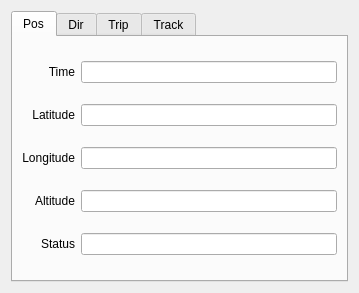
The window that qtpedometer.ui (wolfmanjm/qtpedometer) describes before a commit, drawn with Qt 5.
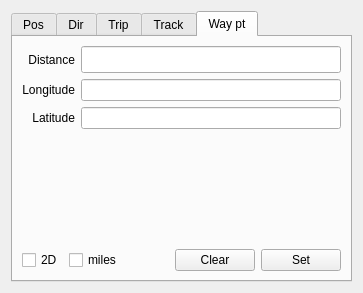
The same window after the commit.

Commit message: Added waypoint and distance to that waypoint

Patch:
```diff
--- a/qtpedometer.ui
+++ b/qtpedometer.ui
@@ -14,7 +14,7 @@
    <item row="0" column="0" >
     <widget class="QTabWidget" name="tabWidget" >
      <property name="currentIndex" >
-      <number>0</number>
+      <number>4</number>
      </property>
      <widget class="QWidget" name="tab_3" >
       <attribute name="title" >
@@ -355,6 +355,131 @@
        </item>
       </layout>
      </widget>
+     <widget class="QWidget" name="tab" >
+      <attribute name="title" >
+       <string>Way pt</string>
+      </attribute>
+      <layout class="QVBoxLayout" >
+       <item>
+        <layout class="QGridLayout" >
+         <item row="0" column="0" >
+          <widget class="QLabel" name="label_13" >
+           <property name="text" >
+            <string>Distance</string>
+           </property>
+           <property name="alignment" >
+            <set>Qt::AlignRight|Qt::AlignTrailing|Qt::AlignVCenter</set>
+           </property>
+          </widget>
+         </item>
+         <item row="0" column="1" >
+          <widget class="QLineEdit" name="wayPointDistance" >
+           <property name="font" >
+            <font>
+             <pointsize>12</pointsize>
+            </font>
+           </property>
+           <property name="readOnly" >
+            <bool>true</bool>
+           </property>
+          </widget>
+         </item>
+         <item row="1" column="0" >
+          <widget class="QLabel" name="label_14" >
+           <property name="text" >
+            <string>Longitude</string>
+           </property>
+           <property name="alignment" >
+            <set>Qt::AlignRight|Qt::AlignTrailing|Qt::AlignVCenter</set>
+           </property>
+          </widget>
+         </item>
+         <item row="1" column="1" >
+          <widget class="QLineEdit" name="wayPtLongitude" >
+           <property name="readOnly" >
+            <bool>true</bool>
+           </property>
+          </widget>
+         </item>
+         <item row="2" column="0" >
+          <widget class="QLabel" name="label_15" >
+           <property name="text" >
+            <string>Latitude</string>
+           </property>
+           <property name="alignment" >
+            <set>Qt::AlignRight|Qt::AlignTrailing|Qt::AlignVCenter</set>
+           </property>
+          </widget>
+         </item>
+         <item row="2" column="1" >
+          <widget class="QLineEdit" name="wayPtLatitude" >
+           <property name="readOnly" >
+            <bool>true</bool>
+           </property>
+          </widget>
+         </item>
+        </layout>
+       </item>
+       <item>
+        <spacer>
+         <property name="orientation" >
+          <enum>Qt::Vertical</enum>
+         </property>
+         <property name="sizeHint" >
+          <size>
+           <width>319</width>
+           <height>81</height>
+          </size>
+         </property>
+        </spacer>
+       </item>
+       <item>
+        <layout class="QHBoxLayout" >
+         <item>
+          <widget class="QCheckBox" name="twoDCheck" >
+           <property name="text" >
+            <string>2D</string>
+           </property>
+          </widget>
+         </item>
+         <item>
+          <widget class="QCheckBox" name="wayMilesCheck" >
+           <property name="text" >
+            <string>miles</string>
+           </property>
+          </widget>
+         </item>
+         <item>
+          <spacer>
+           <property name="orientation" >
+            <enum>Qt::Horizontal</enum>
+           </property>
+           <property name="sizeHint" >
+            <size>
+             <width>40</width>
+             <height>20</height>
+            </size>
+           </property>
+          </spacer>
+         </item>
+         <item>
+          <widget class="QPushButton" name="clearWaypoint" >
+           <property name="text" >
+            <string>Clear</string>
+           </property>
+          </widget>
+         </item>
+         <item>
+          <widget class="QPushButton" name="setWaypoint" >
+           <property name="text" >
+            <string>Set</string>
+           </property>
+          </widget>
+         </item>
+        </layout>
+       </item>
+      </layout>
+     </widget>
     </widget>
    </item>
   </layout>
```
The commit also changes 4 other files.
